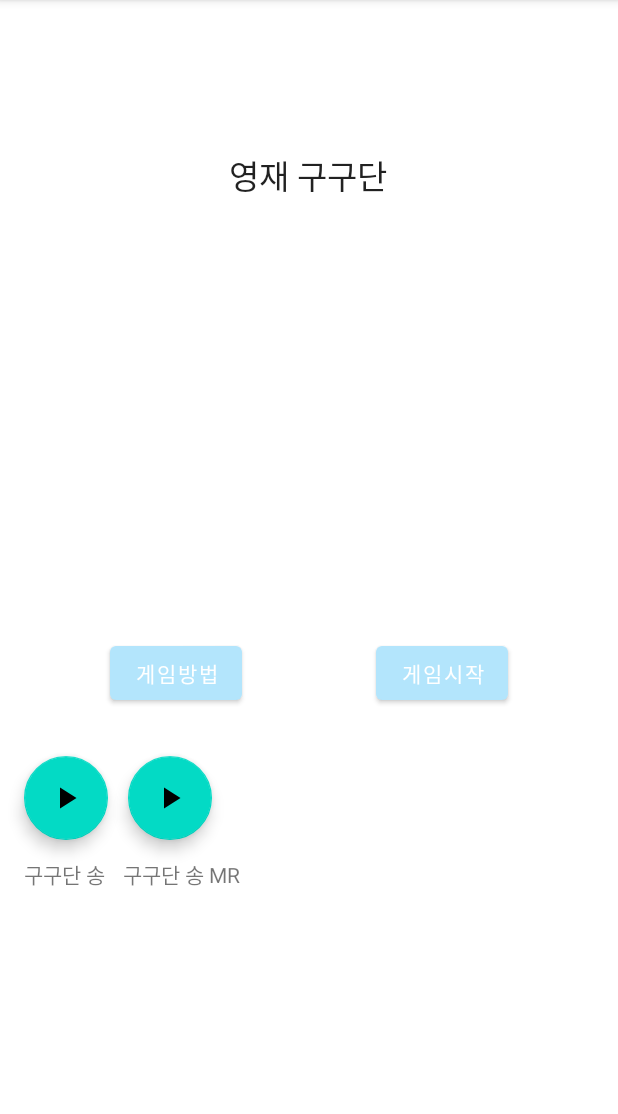
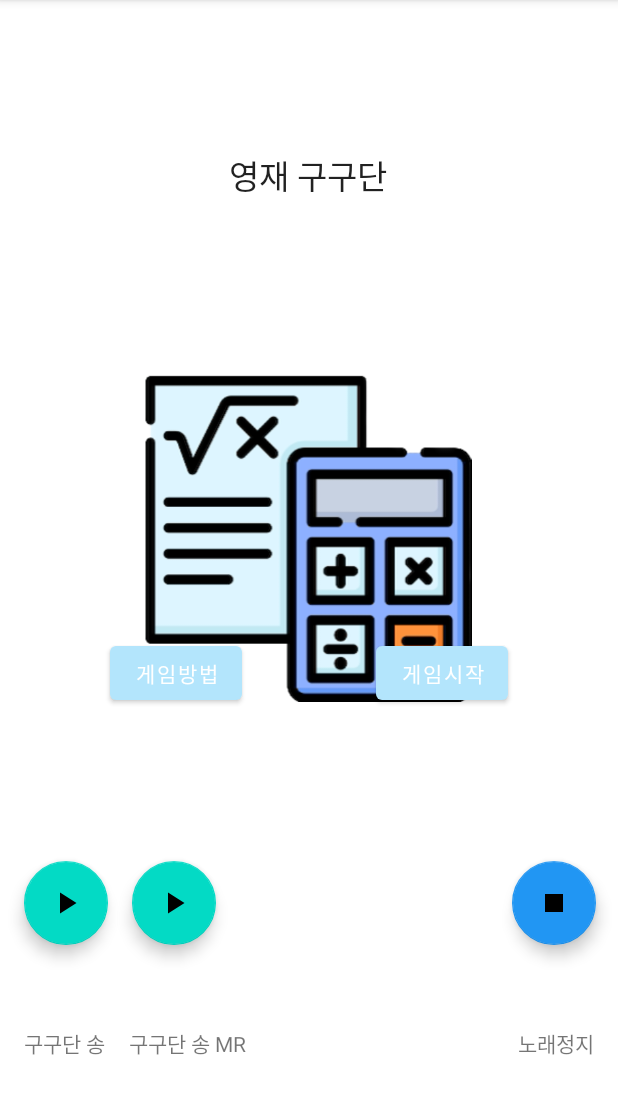
Before and after one commit to Skyminn/GURU2-QuizApp, an Android app: the StartScreen screen opened directly, with no data from a screen before it, on a phone screen of 412 x 824 dp, the part 84-1198 px from its top. Run offline under Robolectric (Android 15) with nearby library versions, the phone set to English and light mode, and no system bars.

Commit message:
song play & mrsong play & stop song

```diff
--- a/app/src/main/AndroidManifest.xml
+++ b/app/src/main/AndroidManifest.xml
@@ -30,7 +30,7 @@
         </activity>
 
         <activity
-            android:name="com.example.result.ResultActivity"
+            android:name=".ResultActivity"
             android:exported="false">
             <meta-data
                 android:name="android.app.lib_name"
--- a/app/src/main/java/com/example/quizapp/MainActivity.kt
+++ b/app/src/main/java/com/example/quizapp/MainActivity.kt
@@ -5,7 +5,6 @@ import androidx.appcompat.app.AppCompatActivity
 import android.os.Bundle
 import android.widget.Toast
 import com.example.quizapp.databinding.ActivityMainBinding
-import com.example.result.ResultActivity
 
 class MainActivity : AppCompatActivity() {
     val DATABASE_VERSION = 1
--- /dev/null
+++ b/app/src/main/res/drawable/ic_baseline_refresh_24.xml
@@ -0,0 +1,5 @@
+<vector android:height="24dp" android:tint="#000000"
+    android:viewportHeight="24" android:viewportWidth="24"
+    android:width="24dp" xmlns:android="http://schemas.android.com/apk/res/android">
+    <path android:fillColor="@android:color/white" android:pathData="M17.65,6.35C16.2,4.9 14.21,4 12,4c-4.42,0 -7.99,3.58 -7.99,8s3.57,8 7.99,8c3.73,0 6.84,-2.55 7.73,-6h-2.08c-0.82,2.33 -3.04,4 -5.65,4 -3.31,0 -6,-2.69 -6,-6s2.69,-6 6,-6c1.66,0 3.14,0.69 4.22,1.78L13,11h7V4l-2.35,2.35z"/>
+</vector>
--- /dev/null
+++ b/app/src/main/res/drawable/ic_baseline_stop_24.xml
@@ -0,0 +1,5 @@
+<vector android:height="24dp" android:tint="#000000"
+    android:viewportHeight="24" android:viewportWidth="24"
+    android:width="24dp" xmlns:android="http://schemas.android.com/apk/res/android">
+    <path android:fillColor="@android:color/white" android:pathData="M6,6h12v12H6z"/>
+</vector>
--- a/app/src/main/res/layout/activity_start_screen.xml
+++ b/app/src/main/res/layout/activity_start_screen.xml
@@ -45,49 +45,90 @@
         app:layout_constraintTop_toBottomOf="@+id/gameTitle" />
 
     <com.google.android.material.floatingactionbutton.FloatingActionButton
-        android:id="@+id/floatingActionButton2"
+        android:id="@+id/mrSongBtn"
         android:layout_width="wrap_content"
         android:layout_height="wrap_content"
-        android:layout_marginStart="13dp"
-        android:layout_marginTop="504dp"
-        android:layout_marginBottom="12dp"
+        android:layout_marginStart="16dp"
+        android:layout_marginTop="520dp"
         android:clickable="true"
-        app:layout_constraintBottom_toTopOf="@+id/mrSong"
-        app:layout_constraintStart_toEndOf="@+id/floatingActionButton"
+        app:layout_constraintBottom_toTopOf="@+id/tvMrSong"
+        app:layout_constraintStart_toEndOf="@+id/songBtn"
         app:layout_constraintTop_toTopOf="parent"
         app:srcCompat="@drawable/ic_baseline_play_arrow_24"
         tools:ignore="SpeakableTextPresentCheck" />
 
     <com.google.android.material.floatingactionbutton.FloatingActionButton
-        android:id="@+id/floatingActionButton"
+        android:id="@+id/songBtn"
         android:layout_width="wrap_content"
         android:layout_height="wrap_content"
         android:layout_marginStart="16dp"
-        android:layout_marginTop="504dp"
+        android:layout_marginTop="520dp"
         android:clickable="true"
+        app:layout_constraintBottom_toTopOf="@+id/tvSong"
         app:layout_constraintStart_toStartOf="parent"
         app:layout_constraintTop_toTopOf="parent"
         app:srcCompat="@drawable/ic_baseline_play_arrow_24"
         tools:ignore="SpeakableTextPresentCheck" />
 
     <TextView
-        android:id="@+id/mrSong"
-        android:layout_width="wrap_content"
-        android:layout_height="wrap_content"
-        android:layout_marginStart="12dp"
-        android:layout_marginTop="12dp"
-        android:text="구구단 송 MR"
-        app:layout_constraintStart_toEndOf="@+id/song"
-        app:layout_constraintTop_toBottomOf="@+id/floatingActionButton2" />
-
-    <TextView
-        android:id="@+id/song"
+        android:id="@+id/tvMrSong"
         android:layout_width="wrap_content"
         android:layout_height="wrap_content"
         android:layout_marginStart="16dp"
-        android:layout_marginTop="12dp"
+        android:layout_marginBottom="8dp"
+        android:text="구구단 송 MR"
+        app:layout_constraintBottom_toBottomOf="parent"
+        app:layout_constraintStart_toEndOf="@+id/tvSong"
+        app:layout_constraintTop_toBottomOf="@+id/mrSongBtn" />
+
+    <TextView
+        android:id="@+id/tvSong"
+        android:layout_width="wrap_content"
+        android:layout_height="wrap_content"
+        android:layout_marginStart="16dp"
+        android:layout_marginBottom="8dp"
         android:text="구구단 송"
+        app:layout_constraintBottom_toBottomOf="parent"
         app:layout_constraintStart_toStartOf="parent"
-        app:layout_constraintTop_toBottomOf="@+id/floatingActionButton" />
+        app:layout_constraintTop_toBottomOf="@+id/songBtn" />
+
+    <ImageView
+        android:id="@+id/imageView"
+        android:layout_width="228dp"
+        android:layout_height="218dp"
+        app:layout_constraintBottom_toBottomOf="parent"
+        app:layout_constraintEnd_toEndOf="parent"
+        app:layout_constraintHorizontal_bias="0.497"
+        app:layout_constraintStart_toStartOf="parent"
+        app:layout_constraintTop_toTopOf="parent"
+        app:layout_constraintVertical_bias="0.454"
+        app:srcCompat="@drawable/cal" />
+
+    <com.google.android.material.floatingactionbutton.FloatingActionButton
+        android:id="@+id/songStopBtn"
+        android:layout_width="wrap_content"
+        android:layout_height="wrap_content"
+        android:layout_marginStart="198dp"
+        android:layout_marginTop="520dp"
+        android:layout_marginEnd="16dp"
+        android:clickable="true"
+        app:backgroundTint="#2196F3"
+        app:layout_constraintBottom_toTopOf="@+id/tvReset"
+        app:layout_constraintEnd_toEndOf="parent"
+        app:layout_constraintStart_toEndOf="@+id/mrSongBtn"
+        app:layout_constraintTop_toTopOf="parent"
+        app:srcCompat="@drawable/ic_baseline_stop_24"
+        tools:ignore="SpeakableTextPresentCheck" />
+
+    <TextView
+        android:id="@+id/tvReset"
+        android:layout_width="wrap_content"
+        android:layout_height="wrap_content"
+        android:layout_marginEnd="16dp"
+        android:layout_marginBottom="8dp"
+        android:text="노래정지"
+        app:layout_constraintBottom_toBottomOf="parent"
+        app:layout_constraintEnd_toEndOf="parent"
+        app:layout_constraintTop_toBottomOf="@+id/songStopBtn" />
 
 </androidx.constraintlayout.widget.ConstraintLayout>
```
Also changed, not shown: app/src/main/java/com/example/quizapp/StartScreen.kt (+93 -2 lines), app/src/main/res/drawable-v24/cal.png (added), 2 other files.
